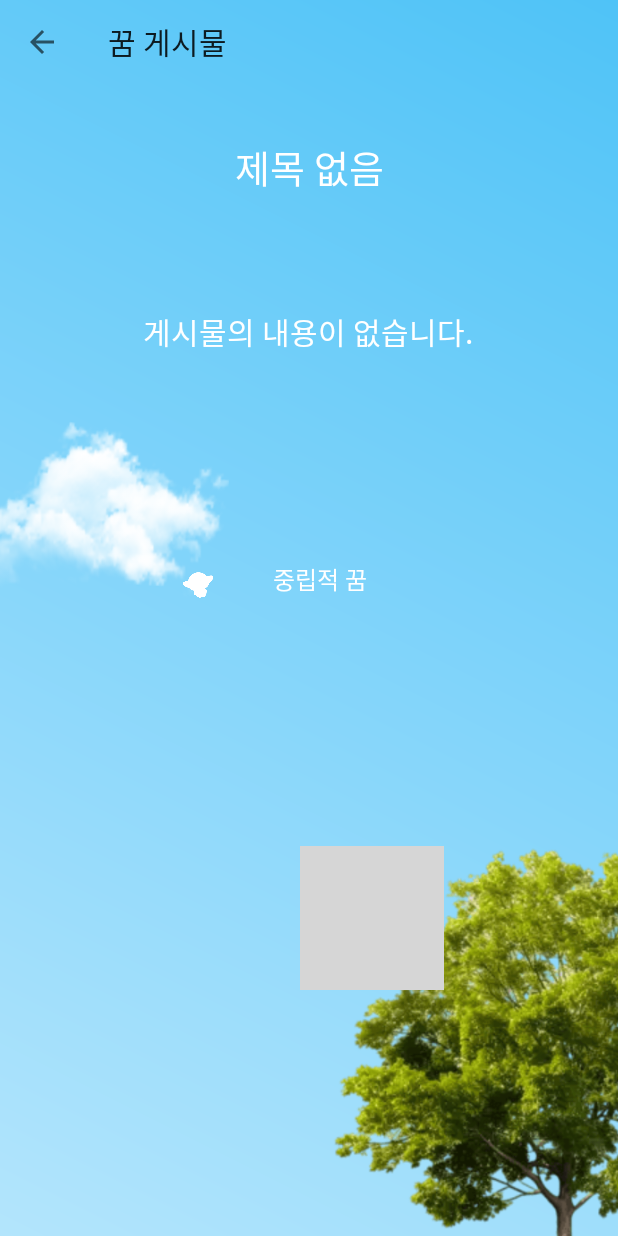
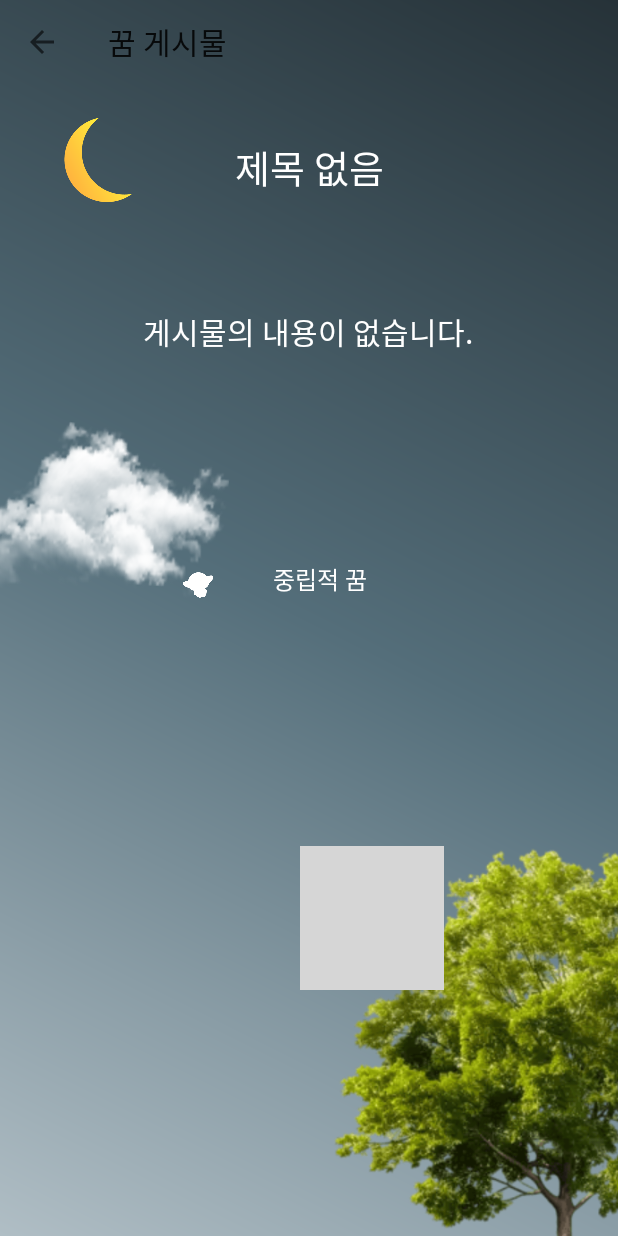
Before and after one commit to jihun4452/android_final_202010058, an Android app: the DetailActivity screen opened directly, with no data from a screen before it, on a phone screen of 412 x 824 dp. Run offline under Robolectric (Android 15) with nearby library versions, the phone set to English and light mode, and no system bars; grey boxes are pictures that could not be loaded.

```diff
--- /dev/null
+++ b/app/src/main/res/drawable/bg_evening_gradient.xml
@@ -0,0 +1,9 @@
+<?xml version="1.0" encoding="utf-8"?>
+<shape xmlns:android="http://schemas.android.com/apk/res/android"
+       android:shape="rectangle">
+    <gradient
+            android:startColor="#FFB0BEC5"
+            android:centerColor="#FF546E7A"
+            android:endColor="#FF263238"
+            android:angle="45" />
+</shape>
--- a/app/src/main/res/layout/activity_detail.xml
+++ b/app/src/main/res/layout/activity_detail.xml
@@ -5,7 +5,7 @@
         xmlns:tools="http://schemas.android.com/tools" android:id="@+id/detail_root"
         android:layout_width="match_parent"
         android:layout_height="match_parent"
-        android:background="@drawable/landing_background">
+        android:background="@drawable/bg_evening_gradient">
 
     <androidx.appcompat.widget.Toolbar
             android:id="@+id/toolbar_detail"
@@ -98,4 +98,11 @@
             app:layout_constraintStart_toStartOf="parent" app:layout_constraintTop_toTopOf="parent"
             android:layout_marginTop="552dp"
             android:layout_marginStart="212dp"/>
+    <ImageView
+            android:layout_width="104dp"
+            android:layout_height="88dp" app:srcCompat="@drawable/img_16" android:id="@+id/imageView15"
+            app:layout_constraintStart_toStartOf="parent"
+            app:layout_constraintEnd_toEndOf="parent" app:layout_constraintBottom_toBottomOf="parent"
+            app:layout_constraintHorizontal_bias="0.038" app:layout_constraintTop_toTopOf="parent"
+            app:layout_constraintVertical_bias="0.086"/>
 </androidx.constraintlayout.widget.ConstraintLayout>
```
Also changed, not shown: app/src/main/res/layout/activity_landing.xml (+10 -0 lines), app/src/main/res/layout/activity_main.xml (+21 -0 lines), app/src/main/res/drawable/img_13.png (added), app/src/main/res/drawable/img_14.png (added), app/src/main/res/drawable/img_15.png (added), app/src/main/res/drawable/img_16.png (added), app/src/main/res/drawable/img_17.png (added), app/src/main/res/drawable/png019.png (added), app/src/main/res/drawable/png222.png (added).
